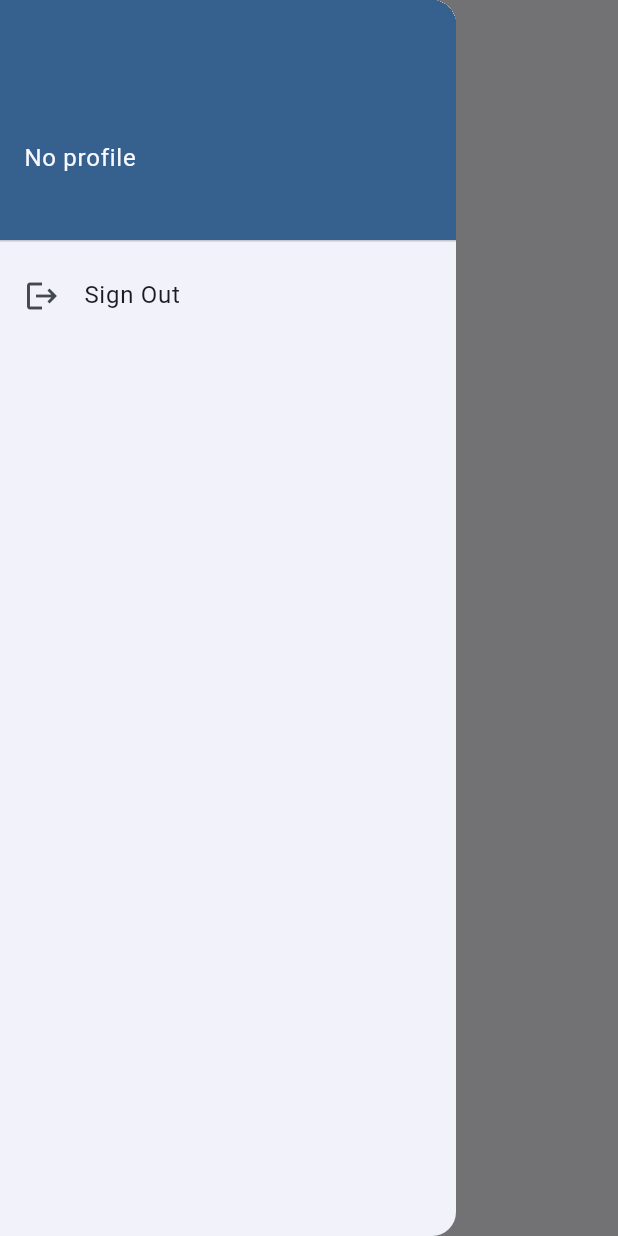
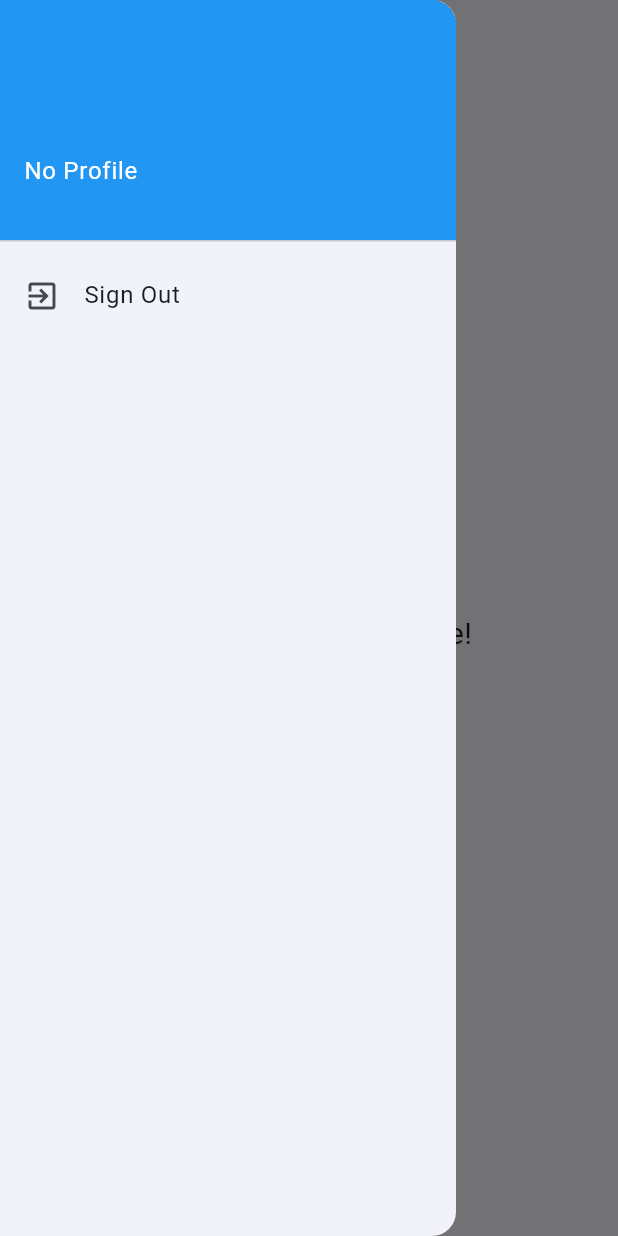
Before and after one commit to JesithY/Project-4, a Flutter app: the screen it shows once a user with an empty profile is signed in, with the side drawer open, on a phone screen of 412 x 824 dp. Run offline on Flutter 3.47's test engine with Material 3 defaults, Android fonts, the phone set to English and light mode, and no system bars; our stand-ins replace firebase_auth, firebase_core; accounts and stored records are empty.

```diff
--- a/lib/view/home_screen.dart
+++ b/lib/view/home_screen.dart
@@ -1,57 +1,92 @@
+// home_screen.dart (View)
+
 import 'package:flutter/material.dart';
-import 'package:lesson6/controller/auth_controller.dart';
 import 'package:lesson6/controller/home_controller.dart';
 import 'package:lesson6/model/home_model.dart';
 
 class HomeScreen extends StatefulWidget {
-  const HomeScreen({super.key});
+  final HomeModel model;
+
+  const HomeScreen({super.key, required this.model});
 
   @override
-  State<StatefulWidget> createState() {
-    return HomeState();
-  }
+  HomeState createState() => HomeState();
 }
 
 class HomeState extends State<HomeScreen> {
-  late HomeController con;
-  late HomeModel model;
+  late HomeController controller;
 
   @override
   void initState() {
     super.initState();
-    con = HomeController(this);
-    model = HomeModel(currentUser!);
+    controller = HomeController(this);
   }
 
   @override
   Widget build(BuildContext context) {
     return Scaffold(
       appBar: AppBar(
-        title: const Text('Home'),
+        title: const Text("Home"),
       ),
-      // ignore: deprecated_member_use
-      body: WillPopScope(
-        onWillPop: () => Future.value(false),  //disable system back button
-        child: Text(model.user.email!),
+      drawer: Drawer(
+        child: ListView(
+          padding: EdgeInsets.zero,
+          children: [
+            DrawerHeader(
+              decoration: const BoxDecoration(
+                color: Colors.blue,
               ),
-      drawer: drawerView(context),
-    );
-  }
-
-  Widget drawerView(BuildContext context) {
-    return Drawer(
-      child: ListView(
+              child: Align(
+                alignment: Alignment.bottomLeft,
+                child: Column(
+                  mainAxisAlignment: MainAxisAlignment.end,
+                  crossAxisAlignment: CrossAxisAlignment.start,
                   children: [
-          UserAccountsDrawerHeader(
-            accountName: const Text('No profile'),
-            accountEmail: Text(model.user.email!),
+                    const Text(
+                      "No Profile",
+                      style: TextStyle(color: Colors.white, fontSize: 16),
+                    ),
+                    const SizedBox(height: 4),
+                    Text(
+                      widget.model.user.email ?? "No Email",
+                      style: const TextStyle(color: Colors.white, fontSize: 14),
+                    ),
+                  ],
+                ),
+              ),
             ),
             ListTile(
-            leading: const Icon(Icons.logout),
+              leading: const Icon(Icons.exit_to_app),
               title: const Text('Sign Out'),
-            onTap: con.signOut,
+              onTap: () {
+                controller.signOut();
+              },
             ),
           ],
+        ),
+      ),
+      body: Center(
+        child: Column(
+          mainAxisAlignment: MainAxisAlignment.center,
+          children: [
+            Text(
+              widget.model.user.email ?? "User Email",
+              style: const TextStyle(fontSize: 18),
+            ),
+            const SizedBox(height: 8),
+            const Text(
+              "Welcome to Dice Game!",
+              style: TextStyle(fontSize: 20),
+            ),
+            const SizedBox(height: 20),
+            ElevatedButton(
+              onPressed: () {
+                Navigator.pushNamed(context, '/gameRoom');
+              },
+              child: const Text("Enter Game Room"),
+            ),
+          ],
+        ),
       ),
     );
   }
--- a/lib/view/startdispatcher.dart
+++ b/lib/view/startdispatcher.dart
@@ -1,6 +1,30 @@
+// import 'package:firebase_auth/firebase_auth.dart';
+// import 'package:flutter/material.dart';
+// import 'package:lesson6/controller/auth_controller.dart';
+// import 'package:lesson6/view/home_screen.dart';
+// import 'package:lesson6/view/signin_screen.dart';
+
+// class Startdispatcher extends StatelessWidget {
+//   const Startdispatcher({super.key});
+
+//   static const routeName = '/startDispatcher';
+
+//   @override
+//   Widget build(BuildContext context) {
+//     return StreamBuilder<User?>(
+//       stream: FirebaseAuth.instance.authStateChanges(),
+//       initialData: null,
+//       builder: (BuildContext context, AsyncSnapshot snapshot){
+//         currentUser = snapshot.data;
+//         return currentUser == null ? const SignInScreen() : const HomeScreen();
+//       },
+//     );
+//   }
+// }
 import 'package:firebase_auth/firebase_auth.dart';
 import 'package:flutter/material.dart';
-import 'package:lesson6/controller/auth_controller.dart';
+//import 'package:lesson6/controller/auth_controller.dart';
+import 'package:lesson6/model/home_model.dart';
 import 'package:lesson6/view/home_screen.dart';
 import 'package:lesson6/view/signin_screen.dart';
 
@@ -14,9 +38,14 @@ class Startdispatcher extends StatelessWidget {
     return StreamBuilder<User?>(
       stream: FirebaseAuth.instance.authStateChanges(),
       initialData: null,
-      builder: (BuildContext context, AsyncSnapshot snapshot){
-        currentUser = snapshot.data;
-        return currentUser == null ? const SignInScreen() : const HomeScreen();
+      builder: (BuildContext context, AsyncSnapshot<User?> snapshot) {
+        User? currentUser = snapshot.data;
+        if (currentUser == null) {
+          return const SignInScreen();
+        } else {
+          HomeModel homeModel = HomeModel(currentUser);
+          return HomeScreen(model: homeModel);
+        }
       },
     );
   }
```
Lines whose indentation alone changed are shown as unchanged.
